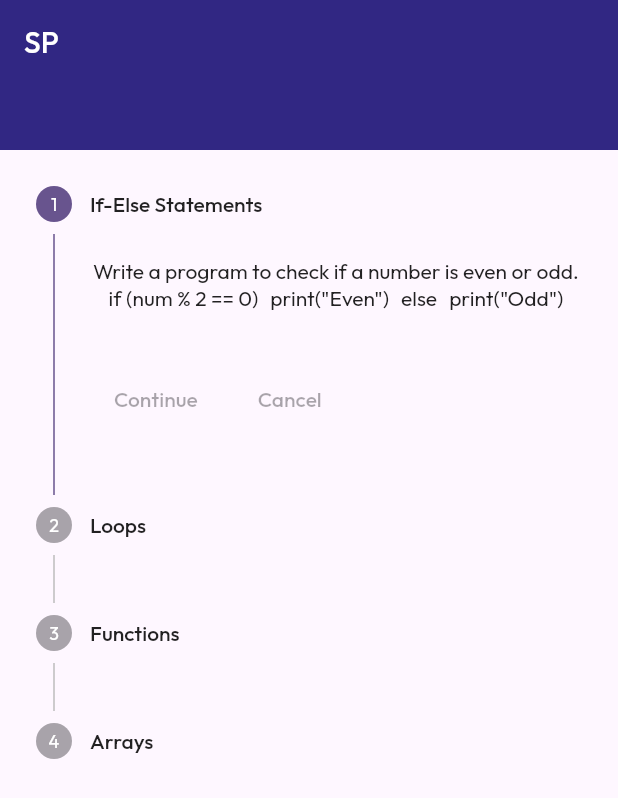
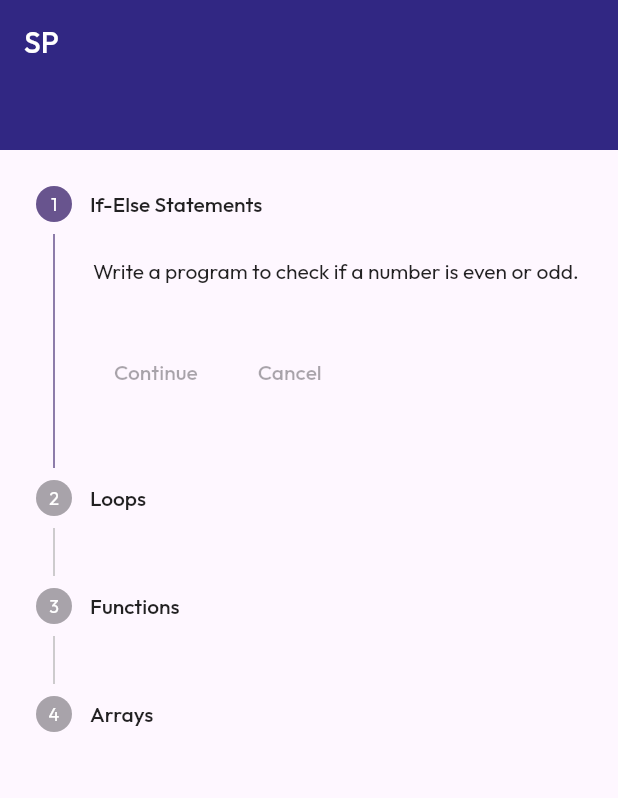
Before and after one commit to schinyere/Simulated-Programming-Application, a Flutter app: the screen it shows after launch, swiped to page 3, on a phone screen of 412 x 824 dp. Shown: the top 798 px of the screen. Run offline on Flutter 3.47's test engine with Material 2 defaults, Android fonts, the phone set to English and light mode, and no system bars; our stand-ins replace google_fonts.

Commit message:
night shift

```diff
--- a/lib/main.dart
+++ b/lib/main.dart
@@ -412,32 +412,7 @@
                           return Column(
                             children: [
                               Text('Write a program to check if a number is even or odd.'),
-                              Wrap(
-                                spacing: 8,
-                                runSpacing: 4,
-                                children: [
-                                  Draggable<String>(
-                                    data: 'if (num % 2 == 0)',
-                                    child: Text('if (num % 2 == 0)'),
-                                    feedback: Text('if (num % 2 == 0)'),
-                                  ),
-                                  Draggable<String>(
-                                    data: 'print("Even")',
-                                    child: Text('print("Even")'),
-                                    feedback: Text('print("Even")'),
-                                  ),
-                                  Draggable<String>(
-                                    data: 'else',
-                                    child: Text('else'),
-                                    feedback: Text('else'),
-                                  ),
-                                  Draggable<String>(
-                                    data: 'print("Odd")',
-                                    child: Text('print("Odd")'),
-                                    feedback: Text('print("Odd")'),
-                                  ),
-                                ],
-                              ),
+
                               _correctAnswers[0]
                                   ? Text('Correct!', style: TextStyle(color: Colors.green))
                                   : Text(''),
```
